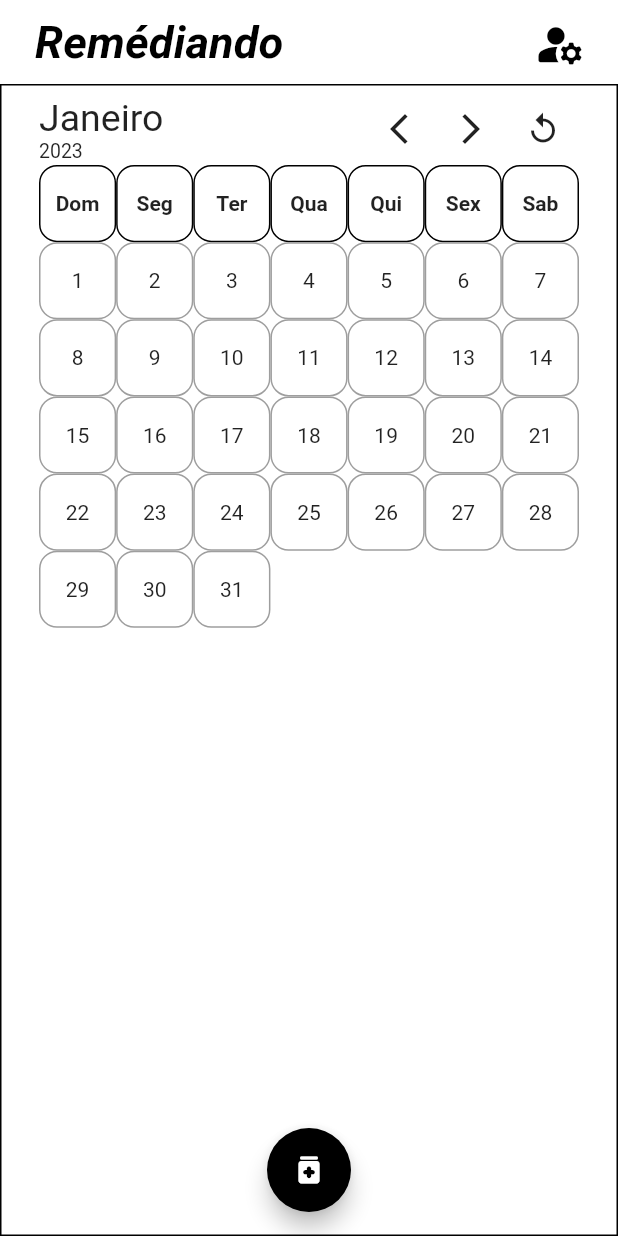
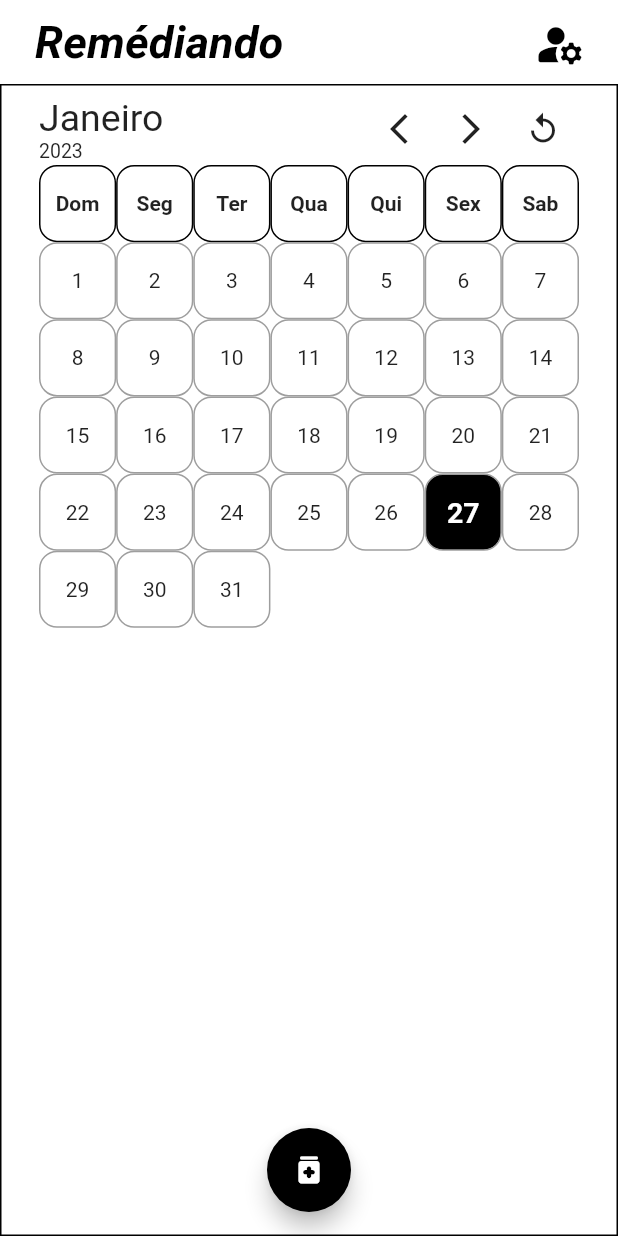
Before and after one commit to Patrickalvares/app_medicine_scheduler, a Flutter app: the screen it shows after launch, on a phone screen of 412 x 824 dp. Run offline on Flutter 3.47's test engine with Material 2 defaults, Android fonts, the phone set to English and light mode, and no system bars; our stand-ins replace table_calendar.

Commit message:
calendar marks today

```diff
--- a/lib/components/calendar.dart
+++ b/lib/components/calendar.dart
@@ -50,12 +50,31 @@ class _MounthCalendarState extends State<MounthCalendar> {
       emptyDate(position);
       int i = 0;
       do {
+        if (plusOneDay(i) == DateTime.now().day.toString() &&
+            dateTime.month == DateTime.now().month &&
+            dateTime.year == DateTime.now().year) {
+          days.add(Container(
+              decoration: BoxDecoration(
+                  color: Colors.black,
+                  border: Border.all(color: Colors.grey),
+                  borderRadius: BorderRadius.circular(12)),
+              child: Center(
+                  child: Text(
+                plusOneDay(i),
+                style: const TextStyle(
+                    fontWeight: FontWeight.bold,
+                    fontSize: 19,
+                    color: Colors.white),
+              ))));
+          i++;
+        } else {
           days.add(Container(
               decoration: BoxDecoration(
                   border: Border.all(color: Colors.grey),
                   borderRadius: BorderRadius.circular(12)),
               child: Center(child: Text(plusOneDay(i)))));
           i++;
+        }
       } while (int.parse(plusOneDay(i)) > 1);
     }
 
```
Lines whose indentation alone changed are shown as unchanged.
